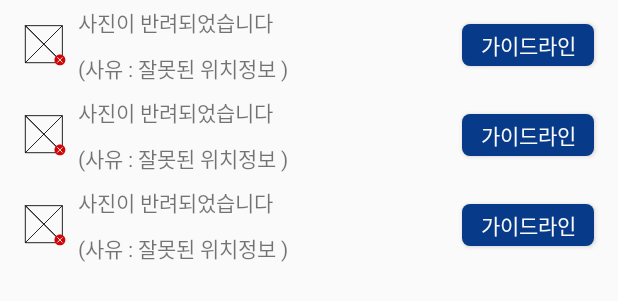
After one commit to avon-dev/spott-android, an Android app: the layout fragment_alarm.xml on its own in the app's theme, with its tools: preview values and no code run, on a phone screen of 412 x 824 dp. The commit adds this screen. Shown: the top 301 px of the screen. Run offline under Robolectric (Android 15) with nearby library versions, the phone set to English and light mode, and no system bars.

Commit message:
Create alarmfragment, alarm items

```diff
--- a/app/src/main/res/drawable/baseline_edit_24.xml
+++ b/app/src/main/res/drawable/baseline_edit_24.xml
@@ -1,9 +1,9 @@
 <vector xmlns:android="http://schemas.android.com/apk/res/android"
         android:width="24dp"
         android:height="24dp"
+        android:tint="?attr/colorControlNormal"
         android:viewportWidth="24.0"
-        android:viewportHeight="24.0"
-        android:tint="?attr/colorControlNormal">
+        android:viewportHeight="24.0">
     <path
         android:fillColor="@android:color/white"
         android:pathData="M3,17.25V21h3.75L17.81,9.94l-3.75,-3.75L3,17.25zM20.71,7.04c0.39,-0.39 0.39,-1.02 0,-1.41l-2.34,-2.34c-0.39,-0.39 -1.02,-0.39 -1.41,0l-1.83,1.83 3.75,3.75 1.83,-1.83z"/>
--- /dev/null
+++ b/app/src/main/res/drawable/btn_guideline_alarm_i.xml
@@ -0,0 +1,13 @@
+<?xml version="1.0" encoding="utf-8"?>
+<shape xmlns:android="http://schemas.android.com/apk/res/android"
+       android:shape="rectangle">
+
+    <corners
+        android:radius="5dp"
+        />
+
+    <solid
+        android:color="@color/colorPrimary"
+        />
+
+</shape>
--- /dev/null
+++ b/app/src/main/res/drawable/ic_failure_alaram_24dp.xml
@@ -0,0 +1,64 @@
+<vector xmlns:android="http://schemas.android.com/apk/res/android"
+    android:width="24dp"
+    android:height="24dp"
+    android:viewportWidth="24"
+    android:viewportHeight="24">
+  <path
+      android:pathData="M0.75,0.94L21.92,0.94L21.92,22.11L0.75,22.11L0.75,0.94Z"
+      android:fillColor="#fafafa"
+      android:fillAlpha="1"/>
+  <path
+      android:fillColor="#FF000000"
+      android:pathData="M0.75,0.94L21.92,0.94L21.92,22.11L0.75,22.11L0.75,0.94Z"
+      android:strokeAlpha="1"
+      android:strokeWidth="0.5"
+      android:fillAlpha="0"
+      android:strokeColor="#050505"/>
+  <path
+      android:fillColor="#FF000000"
+      android:pathData="M21.92,22.11L0.75,0.94"
+      android:strokeAlpha="1"
+      android:strokeWidth="0.5"
+      android:fillAlpha="0"
+      android:strokeColor="#050505"/>
+  <path
+      android:fillColor="#FF000000"
+      android:pathData="M21.92,22.11L0.75,0.94"
+      android:strokeAlpha="1"
+      android:strokeWidth="0.5"
+      android:fillAlpha="0"
+      android:strokeColor="#050505"/>
+  <path
+      android:fillColor="#FF000000"
+      android:pathData="M0.75,22.11L21.92,0.94"
+      android:strokeAlpha="1"
+      android:strokeWidth="0.5"
+      android:fillAlpha="0"
+      android:strokeColor="#050505"/>
+  <path
+      android:pathData="M23.63,20.52C23.63,18.81 22.24,17.41 20.52,17.41C18.81,17.41 17.41,18.81 17.41,20.52C17.41,22.24 18.81,23.63 20.52,23.63C22.24,23.63 23.63,22.24 23.63,20.52Z"
+      android:fillColor="#cf0707"
+      android:fillAlpha="1"/>
+  <path
+      android:pathData="M19.06,19.06L21.99,21.99"
+      android:fillColor="#fafafa"
+      android:fillAlpha="0.96"/>
+  <path
+      android:fillColor="#FF000000"
+      android:pathData="M19.06,19.06L21.99,21.99"
+      android:strokeAlpha="1"
+      android:strokeWidth="0.5"
+      android:fillAlpha="0"
+      android:strokeColor="#ffffff"/>
+  <path
+      android:pathData="M21.99,19.06L19.06,21.99"
+      android:fillColor="#fafafa"
+      android:fillAlpha="0.96"/>
+  <path
+      android:fillColor="#FF000000"
+      android:pathData="M21.99,19.06L19.06,21.99"
+      android:strokeAlpha="1"
+      android:strokeWidth="0.5"
+      android:fillAlpha="0"
+      android:strokeColor="#ffffff"/>
+</vector>
--- /dev/null
+++ b/app/src/main/res/layout/fragment_alarm.xml
@@ -0,0 +1,16 @@
+<?xml version="1.0" encoding="utf-8"?>
+<FrameLayout xmlns:android="http://schemas.android.com/apk/res/android"
+             xmlns:tools="http://schemas.android.com/tools"
+             android:layout_width="match_parent"
+             android:layout_height="match_parent"
+             tools:context=".AlarmFragment">
+
+    <androidx.recyclerview.widget.RecyclerView
+        android:id="@+id/recycler_alarm_f"
+        android:layout_width="match_parent"
+        android:layout_height="match_parent"
+        tools:listitem="@layout/item_failure_alarm">
+
+    </androidx.recyclerview.widget.RecyclerView>
+
+</FrameLayout>
--- /dev/null
+++ b/app/src/main/res/layout/item_failure_alarm.xml
@@ -0,0 +1,62 @@
+<?xml version="1.0" encoding="utf-8"?>
+<androidx.constraintlayout.widget.ConstraintLayout
+    xmlns:android="http://schemas.android.com/apk/res/android"
+    xmlns:app="http://schemas.android.com/apk/res-auto"
+    xmlns:tools="http://schemas.android.com/tools"
+    android:id="@+id/constraint_failure_alarm_i"
+    android:layout_width="match_parent"
+    android:layout_height="60dp">
+
+    <ImageView
+        android:id="@+id/img_failure_alarm_i"
+        android:layout_width="wrap_content"
+        android:layout_height="0dp"
+        android:layout_marginLeft="16dp"
+        android:layout_marginTop="16dp"
+        android:layout_marginBottom="16dp"
+        android:adjustViewBounds="true"
+        android:scaleType="fitCenter"
+        app:layout_constraintBottom_toBottomOf="parent"
+        app:layout_constraintStart_toStartOf="parent"
+        app:layout_constraintTop_toTopOf="parent"
+        app:srcCompat="@drawable/ic_failure_alaram_24dp"/>
+
+    <TextView
+        android:id="@+id/text_failtext_alarm_i"
+        android:layout_width="0dp"
+        android:layout_height="wrap_content"
+        android:layout_marginStart="8dp"
+        android:layout_marginLeft="8dp"
+        android:layout_marginEnd="8dp"
+        android:layout_marginRight="8dp"
+        android:text="@string/alarm_failure"
+        app:layout_constraintBottom_toTopOf="@+id/text_failreason_alarm_i"
+        app:layout_constraintEnd_toStartOf="@+id/btn_guideline_alarm_i"
+        app:layout_constraintHorizontal_bias="0.5"
+        app:layout_constraintStart_toEndOf="@id/img_failure_alarm_i"
+        app:layout_constraintTop_toTopOf="parent"/>
+
+    <TextView
+        android:id="@+id/text_failreason_alarm_i"
+        android:layout_width="0dp"
+        android:layout_height="wrap_content"
+        android:layout_marginTop="5dp"
+        app:layout_constraintBottom_toBottomOf="parent"
+        app:layout_constraintEnd_toEndOf="@id/text_failtext_alarm_i"
+        app:layout_constraintStart_toStartOf="@id/text_failtext_alarm_i"
+        app:layout_constraintTop_toBottomOf="@+id/text_failtext_alarm_i"
+        tools:text="(사유 : 잘못된 위치정보 )"/>
+
+    <Button
+        android:id="@+id/btn_guideline_alarm_i"
+        android:layout_width="wrap_content"
+        android:layout_height="0dp"
+        android:layout_marginRight="16dp"
+        android:background="@drawable/btn_guideline_alarm_i"
+        android:text="@string/guideline"
+        android:textColor="#FAFAFA"
+        app:layout_constraintBottom_toBottomOf="@id/img_failure_alarm_i"
+        app:layout_constraintEnd_toEndOf="parent"
+        app:layout_constraintTop_toTopOf="@id/img_failure_alarm_i"/>
+
+</androidx.constraintlayout.widget.ConstraintLayout>
--- a/app/src/main/res/values/strings.xml
+++ b/app/src/main/res/values/strings.xml
@@ -22,5 +22,12 @@
     <string name="text_all">전체</string>
     <!-- MapFragment [End]-->
 
+    <!-- item_alarm.xml [Start] -->
+    <string name="alarm">알람</string>
+    <string name="alarm_failure">사진이 반려되었습니다</string>
+    <string name="alarm_sharing">사진이 공유되었습니다</string>
+    <string name="guideline">가이드라인</string>
+    <!-- item_alarm.xml [End] -->
+
 
 </resources>
```
Also changed, not shown: app/src/main/java/com/avon/spott/AlarmFragment.kt (added, +32 -0 lines), app/src/main/res/drawable/ic_sharing_alarm_24dp.xml (added, +72 -0 lines), app/src/main/res/layout/item_comment_alarm.xml (added, +37 -0 lines), app/src/main/res/layout/item_sharing_alarm.xml (added, +36 -0 lines).
